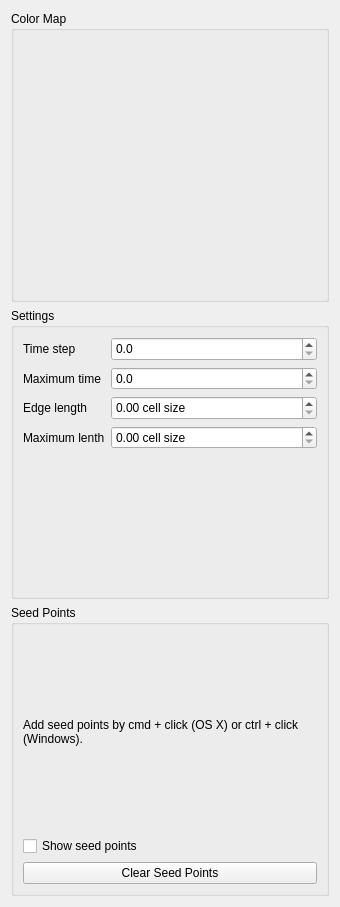
bvanloon/Scientific-Visualization, file smoke/view/streamlinestab.ui: the form before one commit.
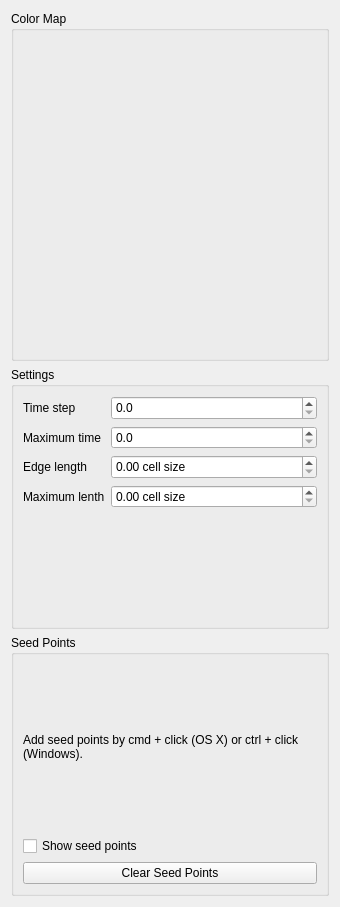
The form after the commit. Custom widgets are drawn as their Qt base class.

Commit message: Fixed the layout to ensure stuff fits.

```diff
--- a/smoke/view/streamlinestab.ui
+++ b/smoke/view/streamlinestab.ui
@@ -22,6 +22,12 @@
   <layout class="QVBoxLayout" name="verticalLayout">
    <item>
     <widget class="QGroupBox" name="colormapGroupBox">
+     <property name="minimumSize">
+      <size>
+       <width>0</width>
+       <height>350</height>
+      </size>
+     </property>
      <property name="title">
       <string>Color Map</string>
      </property>
```
The commit also changes 2 other files.
